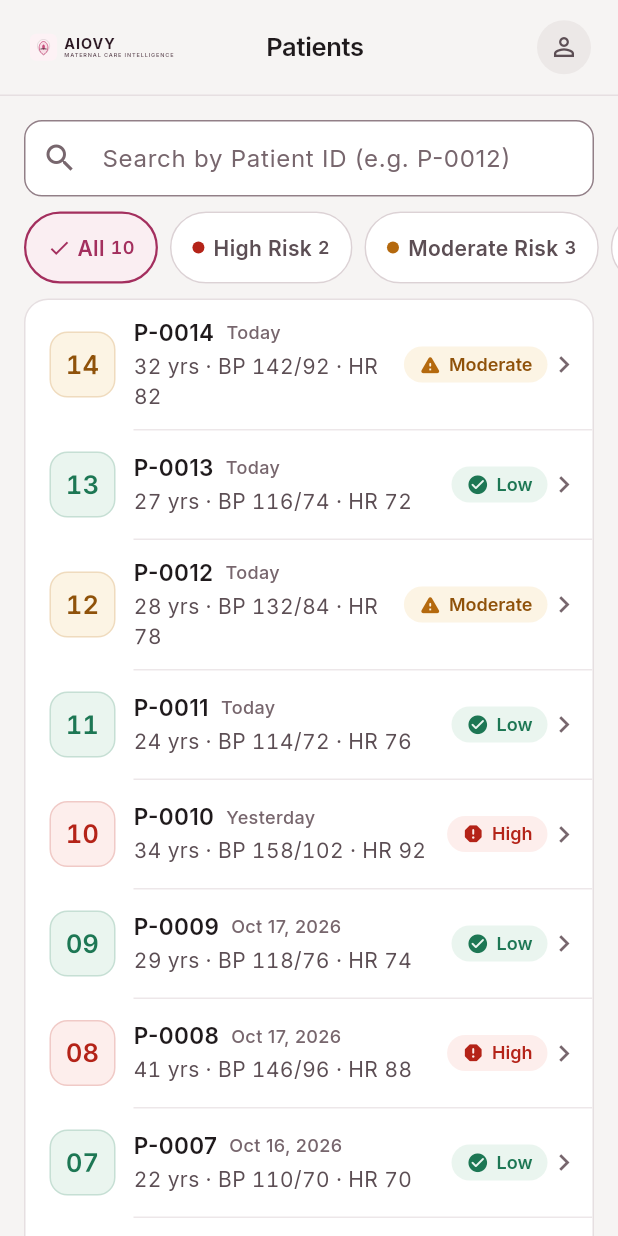
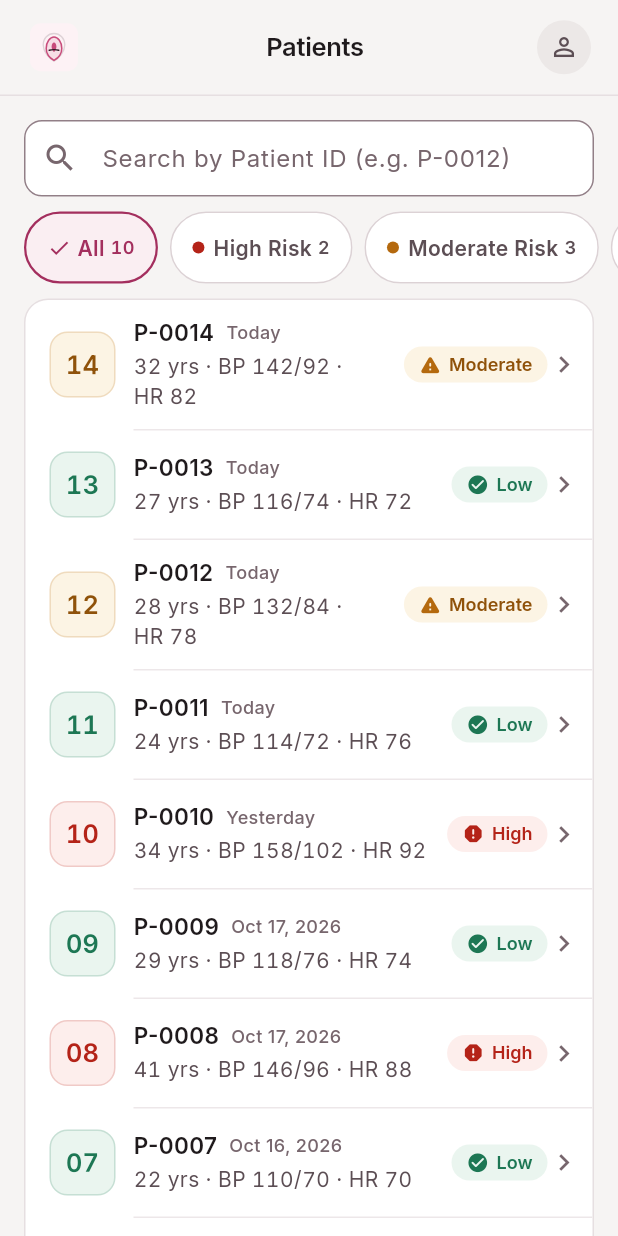
Before and after one commit to aiovyvy/ThesisPrototype, a Flutter app: the PatientsScreen screen opened directly, on a phone screen of 412 x 824 dp. Run offline on Flutter 3.47's test engine with Material 3 defaults, Android fonts, the phone set to English and light mode, and no system bars; our stand-ins replace google_fonts.

Commit message:
Polish list wrapping, header mark, copy; add redesign report
- Keep each vital ("HR 82", "5.6 mmol/L") on one line in patient rows and
  history; lines wrap only between values.
- Prefill notice reads "from today", not "from Today".
- Tab headers show the logo mark instead of an illegible scaled wordmark.
- Screenshot harness waits for fonts; regression test for the unit text.
- docs/ui-redesign-report.md: changes, test results, open items, manual
  verification checklist.

Co-Authored-By: Claude Opus 5.5 <noreply@anthropic.com>

```diff
--- a/lib/widgets/app_header.dart
+++ b/lib/widgets/app_header.dart
@@ -115,7 +115,8 @@ class AppHeader extends StatelessWidget implements PreferredSizeWidget {
               width: 96,
               child: Align(
                 alignment: Alignment.centerLeft,
-                child: FittedBox(fit: BoxFit.scaleDown, child: AiovyWordmark(height: 28)),
+                // The full wordmark would be scaled down past legibility here.
+                child: AiovyLogoMark(size: 32),
               ),
             ),
             Expanded(child: _title(TextAlign.center)),
--- a/lib/widgets/patient_widgets.dart
+++ b/lib/widgets/patient_widgets.dart
@@ -11,6 +11,12 @@ import '../models/patient.dart';
 import '../models/risk_level.dart';
 import 'common.dart';
 import 'risk_badge.dart';
+
+/// Makes one value (e.g. "HR 82", "5.6 mmol/L") unbreakable: spaces become
+/// non-breaking and a word joiner follows each "/". Join such values with
+/// " · " so lines wrap only between values, never inside one.
+String keepTogether(String s) =>
+    s.replaceAll(' ', String.fromCharCode(0xA0)).replaceAll('/', '/${String.fromCharCode(0x2060)}');
 
 /// Rounded-square number tile tinted by the patient's current risk.
 class PatientNumberTile extends StatelessWidget {
@@ -80,7 +86,7 @@ class PatientListRow extends StatelessWidget {
       '${patient.age} yrs',
       if (m != null) 'BP ${m.systolic}/${m.diastolic}',
       if (m != null) 'HR ${m.heartRate}',
-    ].join(' · ');
+    ].map(keepTogether).join(' · ');
 
     return Semantics(
       button: true,
```
Also changed, not shown: lib/screens/assessment/assessment_input_screen.dart (+7 -1 lines), lib/screens/patient_profile/patient_profile_screen.dart (+5 -4 lines), 3 other files.
